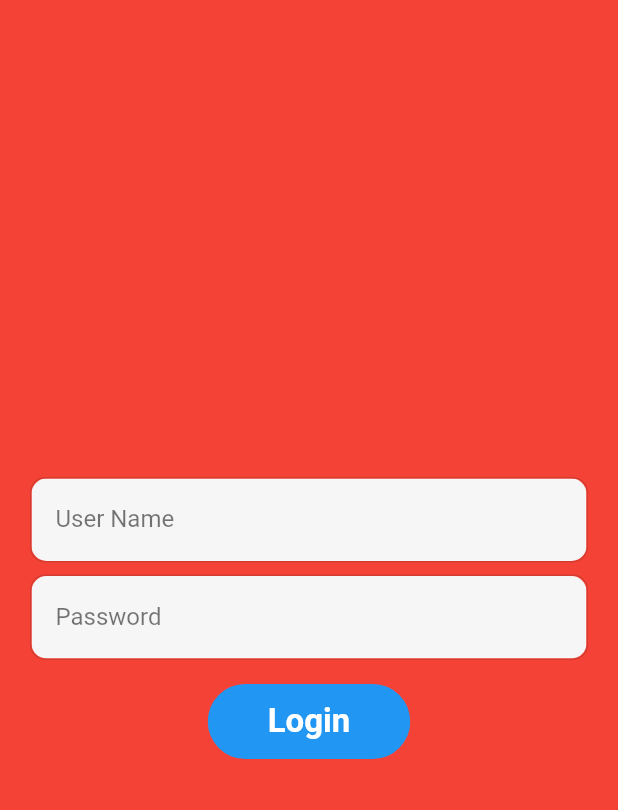
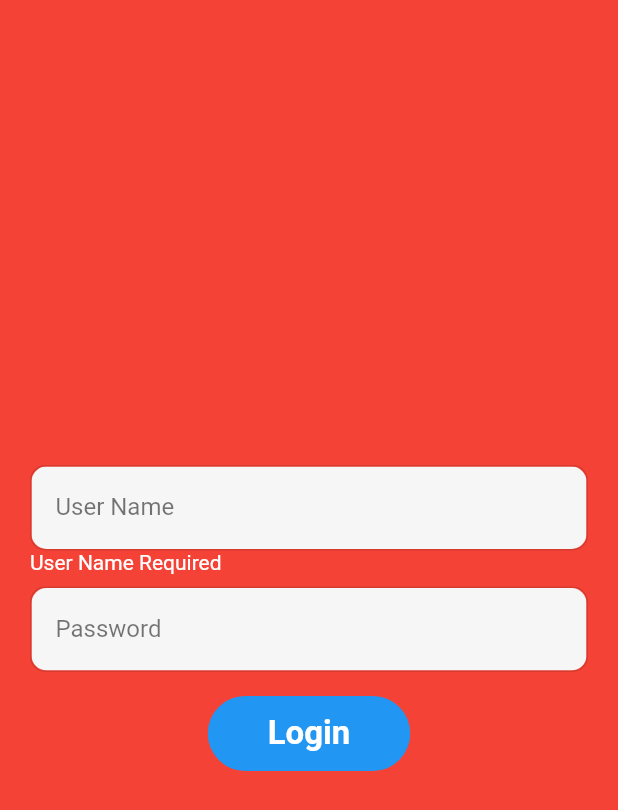
Before and after one commit to alfaruk16/applications, a Flutter app: the screen it shows after launch, after a tap on "Login", on a phone screen of 412 x 824 dp. Shown: the top 810 px of the screen. Run offline on Flutter 3.47's test engine with Material 2 defaults, Android fonts, the phone set to English and light mode, and no system bars; our stand-ins replace cached_network_image, connectivity, fluttertoast, get, get_storage; missing offline and left inert: device_apps.

Commit message:
local database

```diff
--- /dev/null
+++ b/lib/core/entities/remote_data_non_field.dart
@@ -0,0 +1,14 @@
+class NonFieldError {
+  final List<String>? nonFieldErrors;
+
+  NonFieldError({
+    this.nonFieldErrors,
+  });
+
+  NonFieldError.fromJson(Map<String, dynamic> json)
+      : nonFieldErrors = (json['non_field_errors'] as List?)?.map((dynamic e) => e as String).toList();
+
+  Map<String, dynamic> toJson() => {
+    'non_field_errors' : nonFieldErrors
+  };
+}
--- /dev/null
+++ b/lib/core/error/text_field_info.dart
@@ -0,0 +1,9 @@
+class TextFieldInfo{
+  checkTextField(String text){
+    if(text.isNotEmpty){
+      return true;
+    }else{
+      return false;
+    }
+  }
+}
--- /dev/null
+++ b/lib/core/network/network_info.dart
@@ -0,0 +1,15 @@
+import 'dart:async';
+
+import 'package:connectivity/connectivity.dart';
+
+class NetworkInfo {
+  Future<bool> connected() async {
+    var connectivityResult = await (Connectivity().checkConnectivity());
+    if (connectivityResult == ConnectivityResult.mobile) {
+    } else if (connectivityResult == ConnectivityResult.wifi) {
+    } else {
+      return false;
+    }
+    return true;
+  }
+}
--- a/lib/errors/login_error.dart
+++ /dev/null
@@ -1 +0,0 @@
-class LoginErrors{}
--- /dev/null
+++ b/lib/features/data/datasources/local_database.dart
@@ -0,0 +1,4 @@
+class LocalDatabase{
+  final String user = "user";
+  final String applications = "applications";
+}
--- /dev/null
+++ b/lib/features/data/repositories/applications_repository_impl.dart
@@ -0,0 +1,5 @@
+
+class ApplicationsRepositoryImpl {
+
+
+}
--- a/lib/features/domain/entities/applications.dart
+++ b/lib/features/domain/entities/applications.dart
@@ -1,7 +1,7 @@
 class Applications {
   final String? message;
   final int? status;
-  final List<Data>? data;
+  final List<UserData>? data;
 
   Applications({
     this.message,
@@ -12,7 +12,7 @@ class Applications {
   Applications.fromJson(Map<String, dynamic> json)
       : message = json['message'] as String?,
         status = json['status'] as int?,
-        data = (json['data'] as List?)?.map((dynamic e) => Data.fromJson(e as Map<String,dynamic>)).toList();
+        data = (json['data'] as List?)?.map((dynamic e) => UserData.fromJson(e as Map<String,dynamic>)).toList();
 
   Map<String, dynamic> toJson() => {
     'message' : message,
@@ -21,7 +21,7 @@ class Applications {
   };
 }
 
-class Data {
+class UserData {
   final int? id;
   final String? applicantName;
   final String? weblink;
@@ -40,7 +40,7 @@ class Data {
   final String? createdUserName;
   final String? createdAt;
 
-  Data({
+  UserData({
     this.id,
     this.applicantName,
     this.weblink,
@@ -60,7 +60,7 @@ class Data {
     this.createdAt,
   });
 
-  Data.fromJson(Map<String, dynamic> json)
+  UserData.fromJson(Map<String, dynamic> json)
       : id = json['id'] as int?,
         applicantName = json['applicant_name'] as String?,
         weblink = json['weblink'] as String?,
--- /dev/null
+++ b/lib/features/domain/repositories/applications_repository.dart
@@ -0,0 +1,5 @@
+
+
+abstract class ApplicationRepository {
+
+}
--- /dev/null
+++ b/lib/features/domain/usecases/get_application.dart
@@ -0,0 +1,5 @@
+
+
+class GetApplications  {
+
+}
--- a/lib/features/presentation/getx/controllers/applications_controller.dart
+++ b/lib/features/presentation/getx/controllers/applications_controller.dart
@@ -1,22 +1,26 @@
+import 'package:applications/features/data/datasources/local_database.dart';
 import 'package:device_apps/device_apps.dart';
 import 'package:applications/features/data/datasources/api_services.dart';
 import 'package:applications/features/domain/entities/applications.dart';
 import 'package:applications/features/presentation/pages/application_page.dart';
 import 'package:get/get.dart';
+import 'package:get_storage/get_storage.dart';
 import 'package:url_launcher/url_launcher.dart';
 
 class ApplicationController extends GetxController {
   var applications = Applications().obs;
+  final box = GetStorage();
 
   Future<void> callApplicationList(String? token) async {
     var response = await ApiServices().applicationList(token);
     if (response.statusCode == 200) {
       applications.value = Applications.fromJson(response.body);
+      await box.write(LocalDatabase().applications, response.body);
       Get.to(ApplicationPage());
     }
   }
 
-  Future<void> applicationItemClicked(Data data) async {
+  Future<void> applicationItemClicked(UserData data) async {
     bool isInstalled = false;
     List<Application> apps = await DeviceApps.getInstalledApplications();
     for (int i = 0; i < apps.length; i++) {
@@ -34,8 +38,17 @@ class ApplicationController extends GetxController {
         }
       }
     }
-    if(!isInstalled){
+    if (!isInstalled) {
       launch(data.weblink!);
     }
   }
+
+  bool checkLocalDatabase() {
+    if (box.read(LocalDatabase().applications) != null) {
+      applications.value =
+          Applications.fromJson(box.read(LocalDatabase().applications));
+      return true;
+    }
+    return false;
+  }
 }
--- a/lib/features/presentation/getx/controllers/login_controller.dart
+++ b/lib/features/presentation/getx/controllers/login_controller.dart
@@ -1,29 +1,60 @@
 
+import 'package:applications/core/entities/remote_data_non_field.dart';
+import 'package:applications/core/error/text_field_info.dart';
+import 'package:applications/core/network/network_info.dart';
+import 'package:applications/features/data/datasources/api_services.dart';
 import 'package:applications/features/data/models/login.dart';
 import 'package:applications/features/domain/entities/access_data.dart';
+import 'package:applications/features/presentation/getx/controllers/applications_controller.dart';
 import 'package:flutter/cupertino.dart';
 import 'package:get/get.dart';
+import 'package:fluttertoast/fluttertoast.dart';
 
-import '../../../data/datasources/api_services.dart';
-import 'applications_controller.dart';
-
-class LoginController extends GetxController{
-
-  final emailController = TextEditingController();
+class LoginController extends GetxController {
+  final userNameController = TextEditingController();
   final passwordController = TextEditingController();
 
-  final emailFocusNode = FocusNode();
+  final userNameFocusNode = FocusNode();
   final passwordFocusNode = FocusNode();
 
+  var userNameRequired = false.obs;
+  var passwordRequired = false.obs;
+
+  var isLoading = false.obs;
+
   login() async {
+    if (await NetworkInfo().connected()) {
+      if (!TextFieldInfo().checkTextField(userNameController.text)) {
+        userNameRequired(true);
+      } else if (!TextFieldInfo().checkTextField(passwordController.text)) {
+        passwordRequired(true);
+      } else {
+        isLoading(true);
+        FocusScope.of(Get.context!).requestFocus(FocusNode());
         var login = Login();
-    login.username = emailController.text;
+        login.username = userNameController.text;
         login.password = passwordController.text;
 
         var response = await ApiServices().login(login.toJson());
         if (response.statusCode == 200) {
           var user = AccessData.fromJson(response.body);
           Get.find<ApplicationController>().callApplicationList(user.token);
+        } else {
+          var nonField = NonFieldError.fromJson(response.body);
+          Fluttertoast.showToast(msg: nonField.nonFieldErrors![0]);
+        }
+        isLoading(false);
+      }
+    } else {
+      Fluttertoast.showToast(msg: "No Internet Connection");
+    }
+  }
+
+  void checkTextField(TextEditingController controller) {
+    if (controller == userNameController) {
+      userNameRequired(false);
+    } else if (controller == passwordController) {
+      passwordRequired(false);
     }
   }
 }
--- a/lib/features/presentation/pages/login_page.dart
+++ b/lib/features/presentation/pages/login_page.dart
@@ -1,4 +1,3 @@
-
 import 'package:applications/features/presentation/getx/controllers/login_controller.dart';
 import 'package:applications/features/presentation/widgets/widgets.dart';
 import 'package:flutter/cupertino.dart';
@@ -14,19 +13,27 @@ class LoginPage extends StatelessWidget {
   Widget build(BuildContext context) {
     return Scaffold(
       body: SafeArea(
-          child: Container(
+          child: Stack(
+        children: [
+          Container(
             padding: const EdgeInsets.all(20),
             alignment: Alignment.center,
             color: Colors.red,
             child: Column(
               mainAxisAlignment: MainAxisAlignment.center,
+              crossAxisAlignment: CrossAxisAlignment.start,
               children: [
                 Widgets().textField(
                     'User Name',
                     TextInputType.emailAddress,
-                loginController.emailController,
-                loginController.emailFocusNode,
+                    loginController.userNameController,
+                    loginController.userNameFocusNode,
                     false),
+                Obx(() => loginController.userNameRequired.value
+                    ? Widgets().text("User Name Required", Colors.white, 14)
+                    : const SizedBox(
+                        height: 0,
+                      )),
                 const SizedBox(height: 8),
                 Widgets().textField(
                     'Password',
@@ -34,15 +41,29 @@ class LoginPage extends StatelessWidget {
                     loginController.passwordController,
                     loginController.passwordFocusNode,
                     true),
+                Obx(() => loginController.passwordRequired.value
+                    ? Widgets().text("Password Required", Colors.white, 14)
+                    : const SizedBox(
+                        height: 0,
+                      )),
                 const SizedBox(height: 16),
                 GestureDetector(
-              onTap: (){
+                    onTap: () {
                       loginController.login();
                     },
-              child: Widgets().button("Login", Colors.blue),)
-
+                    child: Container(
+                      alignment: Alignment.center,
+                      child: Widgets().button("Login", Colors.blue),
+                    ))
               ],
             ),
+          ),
+          Obx(() => loginController.isLoading.value
+              ? Widgets().loader()
+              : const SizedBox(
+            height: 0,
+          )),
+        ],
       )),
     );
   }
--- a/lib/features/presentation/widgets/widgets.dart
+++ b/lib/features/presentation/widgets/widgets.dart
@@ -1,7 +1,12 @@
+import 'package:applications/features/presentation/getx/controllers/login_controller.dart';
 import 'package:flutter/cupertino.dart';
 import 'package:flutter/material.dart';
+import 'package:get/get.dart';
 
 class Widgets {
+
+  final loginController = Get.find<LoginController>();
+
   Widget textField(String label, TextInputType inputType,
       TextEditingController controller, FocusNode focusNode, bool obSecure) {
     return Container(
@@ -11,7 +16,9 @@ class Widgets {
         child: ClipRRect(
             borderRadius: const BorderRadius.all(Radius.circular(10)),
             child: TextField(
-                onChanged: (text) {},
+                onChanged: (text) {
+                  loginController.checkTextField(controller);
+                },
                 controller: controller,
                 keyboardType: inputType,
                 obscureText: obSecure,
@@ -47,4 +54,15 @@ class Widgets {
       style: TextStyle(color: color, fontSize: fontSize),
     );
   }
+
+  Widget loader() {
+    return Container(
+        height: Get.height,
+        width: Get.width,
+        color: Colors.black54,
+        child: const Center(
+            child: CircularProgressIndicator(
+              valueColor: AlwaysStoppedAnimation<Color>(Colors.green),
+            )));
+  }
 }
--- a/lib/main.dart
+++ b/lib/main.dart
@@ -1,11 +1,15 @@
 
+import 'package:applications/features/presentation/getx/controllers/applications_controller.dart';
+import 'package:applications/features/presentation/pages/application_page.dart';
 import 'package:flutter/material.dart';
 import 'package:get/get.dart';
 
 import 'features/presentation/getx/bindings/bindings.dart';
 import 'features/presentation/pages/login_page.dart';
+import 'package:get_storage/get_storage.dart';
 
-void main() {
+Future<void> main() async {
+  await GetStorage.init();
   AllBindings().dependencies();
   runApp(const MyApp());
 }
@@ -17,7 +21,7 @@ class MyApp extends StatelessWidget {
   Widget build(BuildContext context) {
     return GetMaterialApp(
       debugShowCheckedModeBanner: false,
-      home: LoginPage(),
+      home: Get.find<ApplicationController>().checkLocalDatabase() ? ApplicationPage(): LoginPage(),
     );
   }
 }
--- a/pubspec.yaml
+++ b/pubspec.yaml
@@ -35,9 +35,12 @@ dependencies:
   # Use with the CupertinoIcons class for iOS style icons.
   cupertino_icons: ^1.0.2
   get: ^4.6.1
+  get_storage: ^2.0.3
   cached_network_image: ^3.2.0
   device_apps: ^2.1.1
   url_launcher: ^6.0.17
+  connectivity: ^3.0.6
+  fluttertoast: ^8.0.8
 
 dev_dependencies:
   flutter_test:
```
Also changed, not shown: pubspec.lock. Lines whose indentation alone changed are shown as unchanged.
